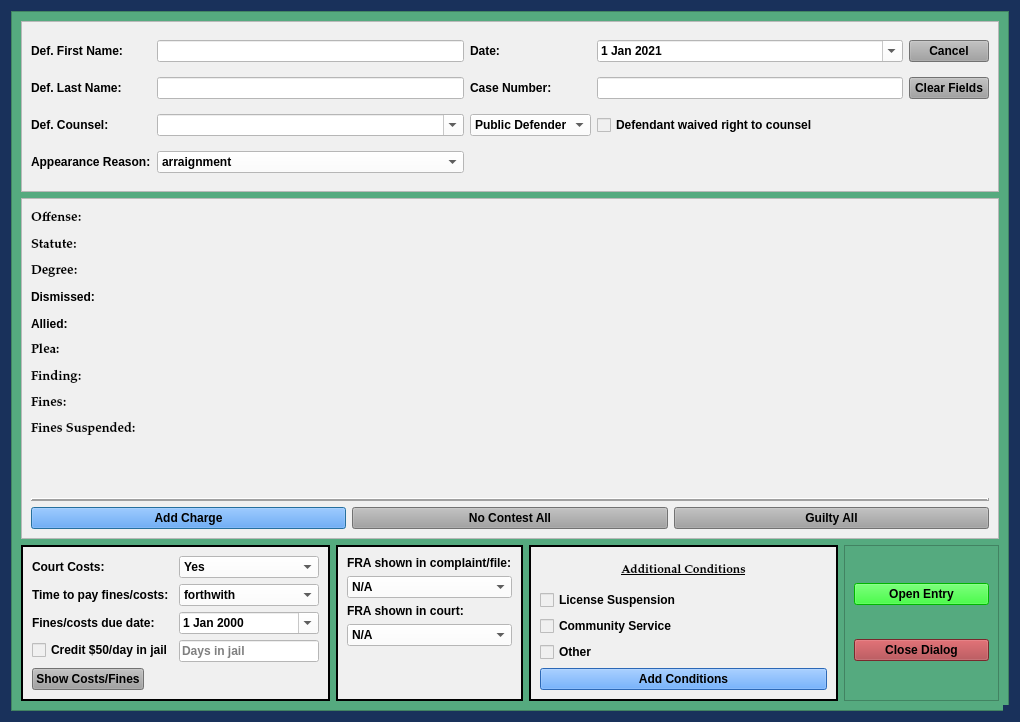
The window that package/views/ui/FineOnlyPleaDialog.ui (HunterProgram22/MuniEntry) describes before a commit, drawn with Qt 5.
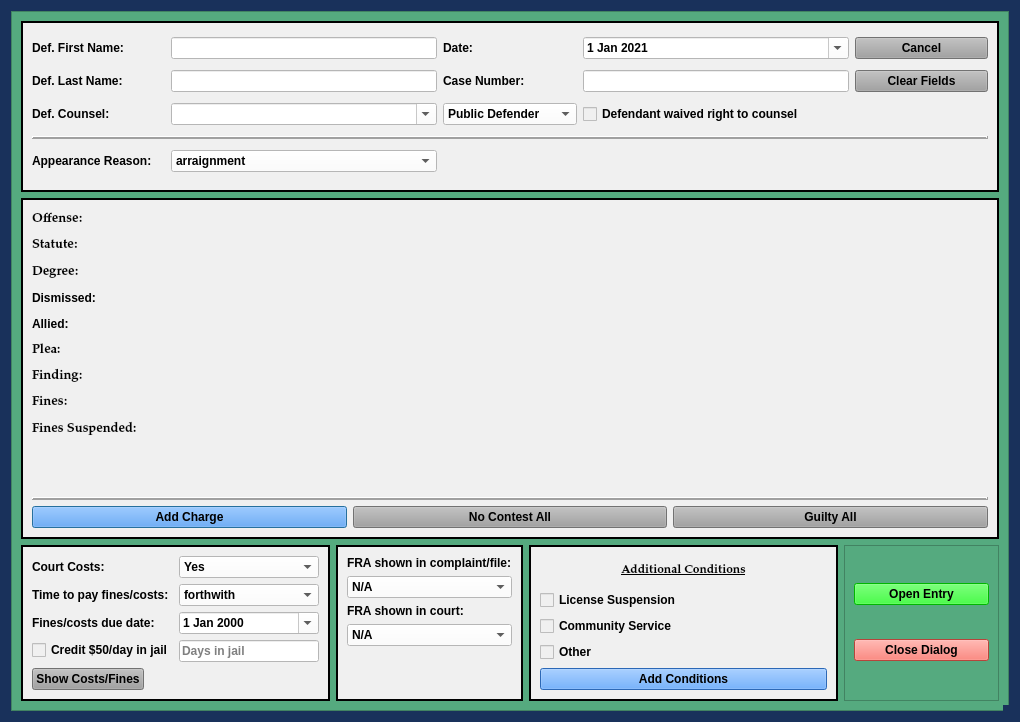
The same window after the commit.

The edit to the form file:
```diff
--- a/package/views/ui/FineOnlyPleaDialog.ui
+++ b/package/views/ui/FineOnlyPleaDialog.ui
@@ -179,10 +179,13 @@
           <string notr="true">background-color: rgb(240, 240, 240);</string>
          </property>
          <property name="frameShape">
-          <enum>QFrame::StyledPanel</enum>
+          <enum>QFrame::Box</enum>
          </property>
          <property name="frameShadow">
-          <enum>QFrame::Raised</enum>
+          <enum>QFrame::Plain</enum>
+         </property>
+         <property name="lineWidth">
+          <number>2</number>
          </property>
          <layout class="QVBoxLayout" name="verticalLayout_2">
           <item>
@@ -556,33 +559,36 @@
           <string notr="true">background-color: rgb(240, 240, 240);</string>
          </property>
          <property name="frameShape">
-          <enum>QFrame::StyledPanel</enum>
+          <enum>QFrame::Box</enum>
          </property>
          <property name="frameShadow">
-          <enum>QFrame::Raised</enum>
+          <enum>QFrame::Plain</enum>
          </property>
-         <layout class="QGridLayout" name="gridLayout">
-          <item row="1" column="3">
-           <widget class="QLineEdit" name="case_number_lineEdit">
-            <property name="maximumSize">
-             <size>
-              <width>500</width>
-              <height>16777215</height>
-             </size>
+         <property name="lineWidth">
+          <number>2</number>
+         </property>
+         <layout class="QGridLayout" name="gridLayout" columnstretch="1,2,1,2,1">
+          <item row="0" column="0">
+           <widget class="QLabel" name="label">
+            <property name="text">
+             <string>Def. First Name:</string>
+            </property>
+           </widget>
+          </item>
+          <item row="0" column="4">
+           <widget class="QPushButton" name="cancel_Button">
+            <property name="focusPolicy">
+             <enum>Qt::NoFocus</enum>
             </property>
             <property name="styleSheet">
-             <string notr="true">background-color: rgb(255, 255, 255);</string>
+             <string notr="true">background-color: rgb(160, 160, 160);</string>
             </property>
-           </widget>
-          </item>
-          <item row="4" column="0">
-           <widget class="QLabel" name="label_4">
             <property name="text">
-             <string>Appearance Reason:</string>
+             <string>Cancel</string>
             </property>
            </widget>
           </item>
-          <item row="4" column="1">
+          <item row="5" column="1">
            <widget class="QComboBox" name="appearance_reason_box">
             <property name="styleSheet">
              <string notr="true">background-color: rgb(255, 255, 255);</string>
@@ -621,19 +627,6 @@
             </property>
            </widget>
           </item>
-          <item row="0" column="4">
-           <widget class="QPushButton" name="cancel_Button">
-            <property name="focusPolicy">
-             <enum>Qt::NoFocus</enum>
-            </property>
-            <property name="styleSheet">
-             <string notr="true">background-color: rgb(160, 160, 160);</string>
-            </property>
-            <property name="text">
-             <string>Cancel</string>
-            </property>
-           </widget>
-          </item>
           <item row="1" column="1">
            <widget class="QLineEdit" name="defendant_last_name_lineEdit">
             <property name="enabled">
@@ -686,10 +679,23 @@
             </property>
            </widget>
           </item>
-          <item row="0" column="0">
-           <widget class="QLabel" name="label">
+          <item row="1" column="3">
+           <widget class="QLineEdit" name="case_number_lineEdit">
+            <property name="maximumSize">
+             <size>
+              <width>500</width>
+              <height>16777215</height>
+             </size>
+            </property>
+            <property name="styleSheet">
+             <string notr="true">background-color: rgb(255, 255, 255);</string>
+            </property>
+           </widget>
+          </item>
+          <item row="5" column="0">
+           <widget class="QLabel" name="label_4">
             <property name="text">
-             <string>Def. First Name:</string>
+             <string>Appearance Reason:</string>
             </property>
            </widget>
           </item>
@@ -754,6 +760,19 @@
             </property>
            </widget>
           </item>
+          <item row="4" column="0" colspan="5">
+           <widget class="Line" name="line_2">
+            <property name="frameShadow">
+             <enum>QFrame::Raised</enum>
+            </property>
+            <property name="lineWidth">
+             <number>2</number>
+            </property>
+            <property name="orientation">
+             <enum>Qt::Horizontal</enum>
+            </property>
+           </widget>
+          </item>
          </layout>
         </widget>
        </item>
@@ -858,7 +877,7 @@
              <enum>Qt::NoFocus</enum>
             </property>
             <property name="styleSheet">
-             <string notr="true">background-color: rgb(170, 58, 63);</string>
+             <string notr="true">background-color: rgb(255, 96, 82);</string>
             </property>
             <property name="text">
              <string>Close Dialog</string>
```
